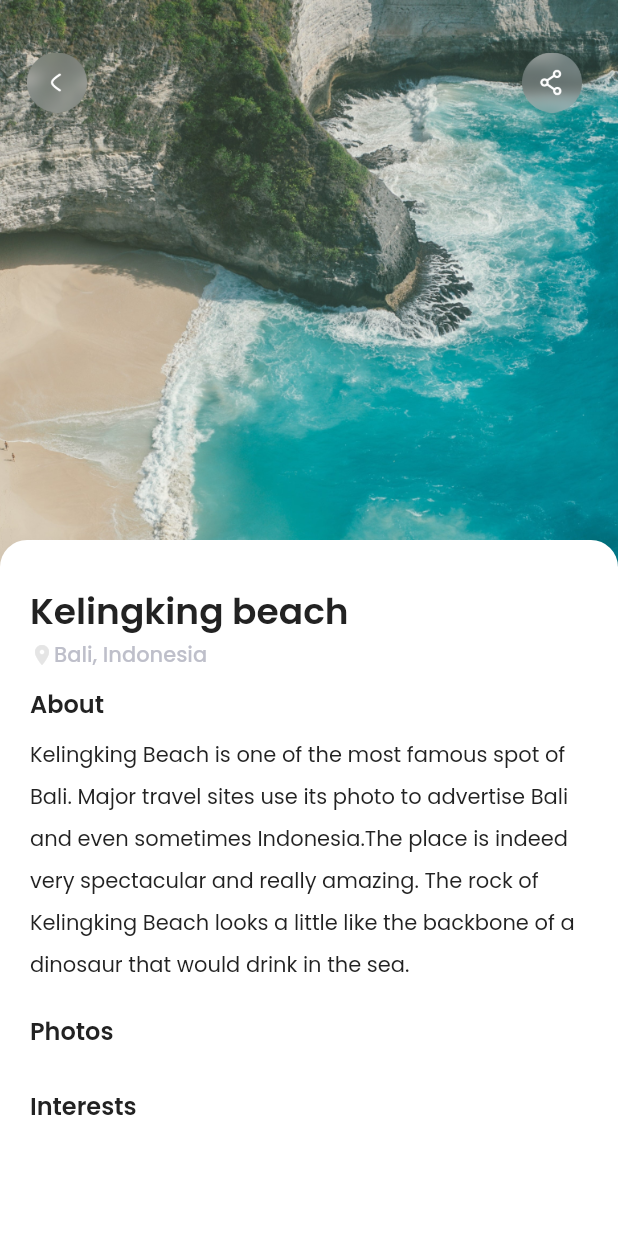
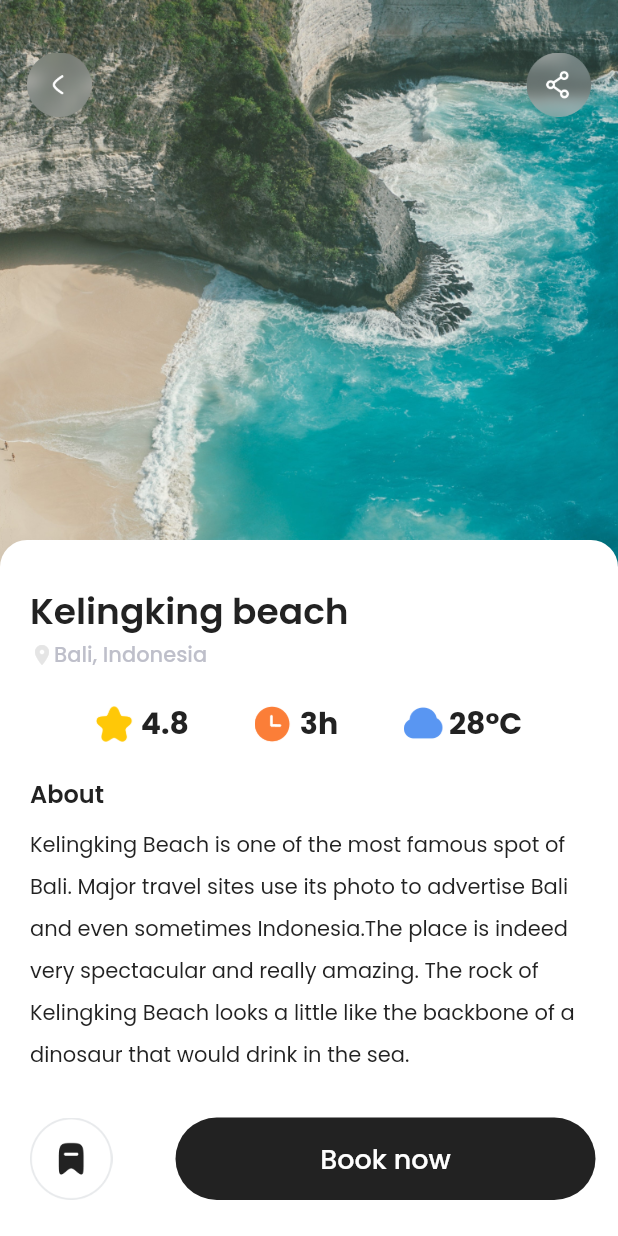
Before and after one commit to indrasz/travely_app, a Flutter app: the screen it shows after launch, after a tap on "Kelingking beach", on a phone screen of 412 x 824 dp. Run offline on Flutter 3.47's test engine with Material 2 defaults, Android fonts, the phone set to English and light mode, and no system bars; our stand-ins replace google_fonts.

Commit message:
final project

```diff
--- a/lib/shared/themes.dart
+++ b/lib/shared/themes.dart
@@ -8,6 +8,7 @@ const Color primaryGreyColor = Color(0xfffBEBFCA);
 const Color secondaryGreyColor = Color(0xffE5E5E5);
 const Color blackColor = Color(0xff222222);
 const Color whiteColor = Color(0xffFFFFFF);
+const Color yellowColor = Color(0xffFFC907);
 
 TextStyle blackTextStyle = GoogleFonts.poppins(
   color: blackColor,
--- a/lib/utils/bookmark_destination_button.dart
+++ b/lib/utils/bookmark_destination_button.dart
@@ -18,14 +18,17 @@ class _BookmarkButtonState extends State<BookmarkButton> {
           isBookmark = !isBookmark;
         });
       },
+      child: SafeArea(
         child: Container(
           width: 40,
           height: 40,
-        margin: const EdgeInsets.only(right: 6, top: 15),
           decoration: BoxDecoration(
             image: DecorationImage(
               image: AssetImage(
-              isBookmark ? 'assets/bookmark_active.png' : 'assets/bookmark.png',
+                isBookmark
+                    ? 'assets/bookmark_active.png'
+                    : 'assets/bookmark.png',
+              ),
             ),
           ),
         ),
--- a/lib/views/detail_page.dart
+++ b/lib/views/detail_page.dart
@@ -32,10 +32,10 @@ class DetailPage extends StatelessWidget {
                       Navigator.pop(context);
                     },
                     child: Container(
-                      width: 40,
-                      height: 40,
-                      margin: const EdgeInsets.only(right: 6, top: 15),
-                      decoration: BoxDecoration(
+                      width: 43,
+                      height: 43,
+                      margin: const EdgeInsets.only(top: 15),
+                      decoration: const BoxDecoration(
                         image: DecorationImage(
                           image: AssetImage('assets/back_button.png'),
                         ),
@@ -43,10 +43,10 @@ class DetailPage extends StatelessWidget {
                     ),
                   ),
                   Container(
-                    width: 40,
-                    height: 40,
-                    margin: const EdgeInsets.only(right: 6, top: 15),
-                    decoration: BoxDecoration(
+                    width: 43,
+                    height: 43,
+                    margin: const EdgeInsets.only(top: 15),
+                    decoration: const BoxDecoration(
                       image: DecorationImage(
                         image: AssetImage('assets/share_button.png'),
                       ),
@@ -114,8 +114,80 @@ class DetailPage extends StatelessWidget {
                   ),
 
                   const SizedBox(
-                    height: 10,
+                    height: 20,
                   ),
+
+                  Row(
+                    mainAxisAlignment: MainAxisAlignment.spaceEvenly,
+                    crossAxisAlignment: CrossAxisAlignment.center,
+                    children: [
+                      Row(
+                        children: [
+                          Container(
+                            width: 30,
+                            height: 30,
+                            decoration: const BoxDecoration(
+                              image: DecorationImage(
+                                image: AssetImage('assets/rating.png'),
+                              ),
+                            ),
+                          ),
+                          Text(
+                            travelPackage.rating.toString(),
+                            style: blackTextStyle.copyWith(
+                              fontSize: 20,
+                              fontWeight: bold,
+                            ),
+                          ),
+                        ],
+                      ),
+                      Row(
+                        children: [
+                          Container(
+                            width: 30,
+                            height: 30,
+                            decoration: const BoxDecoration(
+                              image: DecorationImage(
+                                image: AssetImage('assets/duration.png'),
+                              ),
+                            ),
+                          ),
+                          Text(
+                            '${travelPackage.duration.toString()}h',
+                            style: blackTextStyle.copyWith(
+                              fontSize: 20,
+                              fontWeight: bold,
+                            ),
+                          ),
+                        ],
+                      ),
+                      Row(
+                        children: [
+                          Container(
+                            width: 30,
+                            height: 30,
+                            decoration: const BoxDecoration(
+                              image: DecorationImage(
+                                image: AssetImage('assets/weather.png'),
+                              ),
+                            ),
+                          ),
+                          Text(
+                            '${travelPackage.temperature.toString()}\u00B0C',
+                            style: blackTextStyle.copyWith(
+                              fontSize: 20,
+                              fontWeight: bold,
+                            ),
+                          ),
+                        ],
+                      ),
+                    ],
+                  ),
+
+                  const SizedBox(
+                    height: 20,
+                  ),
+
                   // NOTE: ABOUT
                   Text(
                     'About',
@@ -133,72 +205,6 @@ class DetailPage extends StatelessWidget {
                       height: 2,
                     ),
                   ),
-
-                  // NOTE: PHOTOS
-                  const SizedBox(
-                    height: 20,
-                  ),
-                  Text(
-                    'Photos',
-                    style: blackTextStyle.copyWith(
-                      fontSize: 16,
-                      fontWeight: semiBold,
-                    ),
-                  ),
-                  const SizedBox(
-                    height: 6,
-                  ),
-                  Row(
-                    children: [
-                      // PhotoItem(
-                      //   imageUrl: 'assets/image_photo1.png',
-                      // ),
-                      // PhotoItem(
-                      //   imageUrl: 'assets/image_photo2.png',
-                      // ),
-                      // PhotoItem(
-                      //   imageUrl: 'assets/image_photo3.png',
-                      // ),
-                    ],
-                  ),
-
-                  // NOTE: INTERESTS
-                  const SizedBox(
-                    height: 20,
-                  ),
-                  Text(
-                    'Interests',
-                    style: blackTextStyle.copyWith(
-                      fontSize: 16,
-                      fontWeight: semiBold,
-                    ),
-                  ),
-                  const SizedBox(
-                    height: 6,
-                  ),
-                  Row(
-                    children: [
-                      // InterestItem(
-                      //   text: 'Kids Park',
-                      // ),
-                      // InterestItem(
-                      //   text: 'Honor Bridge',
-                      // ),
-                    ],
-                  ),
-                  const SizedBox(
-                    height: 10,
-                  ),
-                  Row(
-                    children: [
-                      // InterestItem(
-                      //   text: 'City Museum',
-                      // ),
-                      // InterestItem(
-                      //   text: 'Central Mall',
-                      // ),
-                    ],
-                  ),
                 ],
               ),
             ),
@@ -206,47 +212,42 @@ class DetailPage extends StatelessWidget {
             // NOTE: PRICE & BOOK BUTTON
             Container(
               width: double.infinity,
-              margin: const EdgeInsets.symmetric(vertical: 30),
+              margin: const EdgeInsets.only(bottom: 30),
               child: Row(
+                mainAxisAlignment: MainAxisAlignment.spaceBetween,
+                crossAxisAlignment: CrossAxisAlignment.center,
                 children: [
-                  // NOTE: PRICE
-                  Expanded(
-                    child: Column(
-                      crossAxisAlignment: CrossAxisAlignment.start,
-                      children: [
-                        Text(
-                          'IDR 2.500.000',
-                          style: blackTextStyle.copyWith(
-                            fontSize: 18,
-                            fontWeight: medium,
-                          ),
-                        ),
-                        const SizedBox(
-                          height: 5,
-                        ),
-                        Text(
-                          'per orang',
-                          style: greyTextStyle.copyWith(
-                            fontWeight: light,
-                          ),
-                        ),
-                      ],
+                  Container(
+                    width: 55,
+                    height: 55,
+                    margin: EdgeInsets.only(left: 20),
+                    decoration: const BoxDecoration(
+                      image: DecorationImage(
+                        image: AssetImage('assets/bookmark_detail_active.png'),
+                      ),
                     ),
                   ),
-
-                  // NOTE: BOOK BUTTON
-                  // CustomButton(
-                  //   title: 'Book Now',
-                  //   onPressed: () {
-                  //     Navigator.push(
-                  //       context,
-                  //       MaterialPageRoute(
-                  //         builder: (context)=> ChooseSeatPage(),
-                  //       )
-                  //     );
-                  //   },
-                  //   width: 170,
-                  // ),
+                  Container(
+                    width: 280,
+                    height: 55,
+                    margin: EdgeInsets.symmetric(horizontal: 15),
+                    child: TextButton(
+                      onPressed: () {},
+                      style: TextButton.styleFrom(
+                        backgroundColor: blackColor,
+                        shape: RoundedRectangleBorder(
+                          borderRadius: BorderRadius.circular(100),
+                        ),
+                      ),
+                      child: Text(
+                        'Book now',
+                        style: whiteTextStyle.copyWith(
+                          fontSize: 18,
+                          fontWeight: medium,
+                        ),
+                      ),
+                    ),
+                  ),
                 ],
               ),
             ),
--- a/lib/views/home_page.dart
+++ b/lib/views/home_page.dart
@@ -41,7 +41,7 @@ class HomePage extends StatelessWidget {
                 return DetailPage(travelPackage: travelPackage);
               }));
             },
-          child:  Container(
+          child: Container(
             child: SingleChildScrollView(
               scrollDirection: Axis.vertical,
               child: Column(
@@ -52,7 +52,6 @@ class HomePage extends StatelessWidget {
                     imageUrl: travelPackage.imageUrl,
                     rating: travelPackage.rating,
                   ),
-
                 ],
               ),
             ),
@@ -113,7 +112,7 @@ class HomePage extends StatelessWidget {
                   width: 24,
                   height: 24,
                   decoration: const BoxDecoration(
-                    image: const DecorationImage(
+                    image: DecorationImage(
                       image: AssetImage(
                         'assets/icon_bookmark.png',
                       ),
```
Lines whose indentation alone changed are shown as unchanged.
